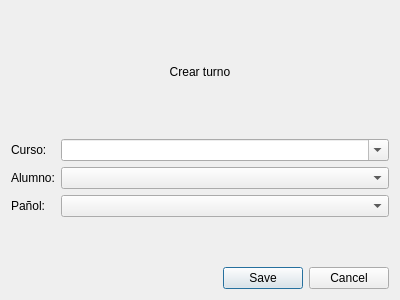
Before: the Qt Designer form blustock/ui/screens_uis/cargar_turno.ui in MaxAPBusiness/Blustock, drawn with Qt 5.
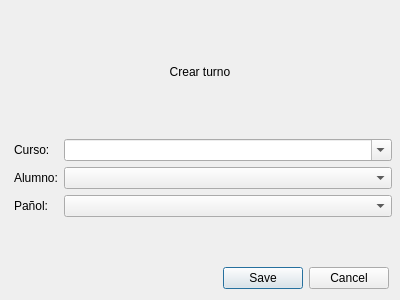
After: the same form once the commit is applied.

Patch:
```diff
--- a/blustock/ui/screens_uis/cargar_turno.ui
+++ b/blustock/ui/screens_uis/cargar_turno.ui
@@ -32,6 +32,9 @@
    </item>
    <item>
     <layout class="QFormLayout" name="formLayout">
+     <property name="formAlignment">
+      <set>Qt::AlignHCenter|Qt::AlignTop</set>
+     </property>
      <item row="0" column="0">
       <widget class="QLabel" name="cursoLabel">
        <property name="text">
```
